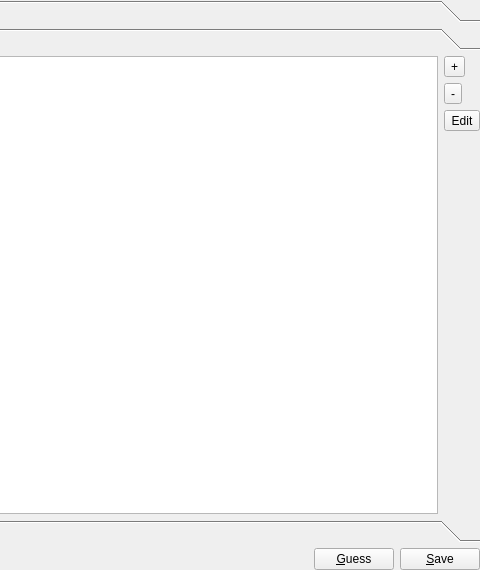
chrmorais/aranduka, file src/book_editor.ui: the form before one commit; both pictures show x 260 to 740 and y 0 to 570 of the 740 by 570 pixel window.
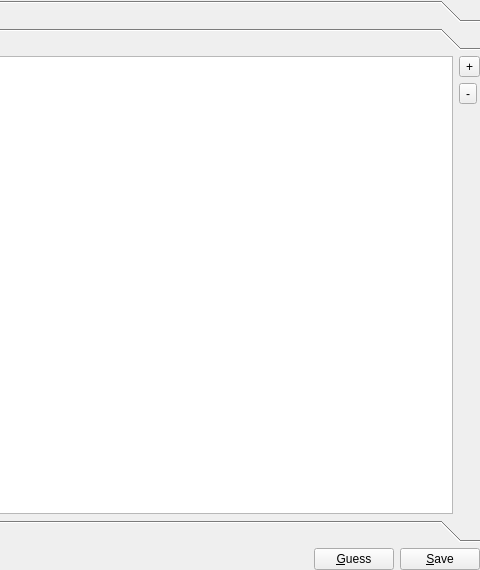
The form after the commit. The open tabs and pages were chosen to show the change. Icons and pictures are not drawn.

Commit message: Se agregan y quitan tags (no se guardan todavia)

Patch:
```diff
--- a/src/book_editor.ui
+++ b/src/book_editor.ui
@@ -171,8 +171,8 @@
        <rect>
         <x>0</x>
         <y>0</y>
-        <width>730</width>
-        <height>437</height>
+        <width>740</width>
+        <height>448</height>
        </rect>
       </property>
       <attribute name="label">
@@ -192,7 +192,7 @@
        <item row="0" column="1">
         <layout class="QHBoxLayout" name="horizontalLayout_5">
          <item>
-          <widget class="QListView" name="shelves"/>
+          <widget class="QListWidget" name="tags"/>
          </item>
          <item>
           <layout class="QVBoxLayout" name="verticalLayout_3">
@@ -210,13 +210,6 @@
              </property>
             </widget>
            </item>
-           <item>
-            <widget class="QToolButton" name="edit_tag">
-             <property name="text">
-              <string>Edit</string>
-             </property>
-            </widget>
-           </item>
            <item>
             <spacer name="verticalSpacer_2">
              <property name="orientation">
```
Left out of the diff: 10 changed lines with no effect on the pictures. The commit also changes 1 other file.
